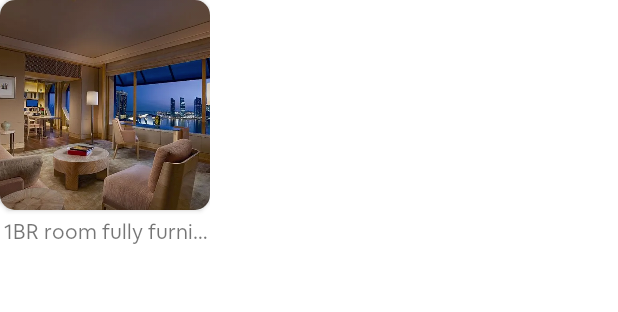
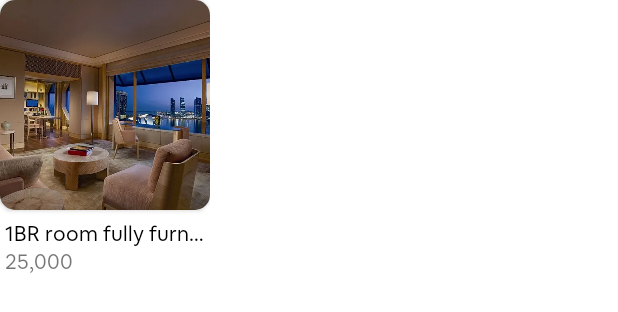
Before and after one commit to janc88/parent-condo-marketplace-app, an Android app: the layout featured_listing_card.xml on its own in the app's theme, with its tools: preview values and no code run, on a phone screen of 412 x 824 dp. Shown: the top 312 px of the screen. Run offline under Robolectric (Android 15) with nearby library versions, the phone set to English and light mode, and no system bars.

Commit message:
create helperfunctions file, add price to featured listing card

```diff
--- a/app/src/main/java/com/example/mobdeve_mco/FeaturedListingAdapter.kt
+++ b/app/src/main/java/com/example/mobdeve_mco/FeaturedListingAdapter.kt
@@ -17,6 +17,7 @@ class FeaturedListingAdapter(private var listings:ArrayList<Listing>) :RecyclerV
     class ListingViewHolder(itemView: View):RecyclerView.ViewHolder(itemView) {
         val ivImage : ImageView = itemView.findViewById(R.id.ivImage)
         val tvTitle : TextView = itemView.findViewById(R.id.tvTitle)
+        val tvPrice : TextView = itemView.findViewById(R.id.tvPrice)
     }
 
 
@@ -38,6 +39,7 @@ class FeaturedListingAdapter(private var listings:ArrayList<Listing>) :RecyclerV
 
         holder.tvTitle.text = listing.title
         holder.ivImage.setImageResource(listing.imageList[0])
+        holder.tvPrice.text = listing.price.formatPrice()
 
         holder.itemView.setOnClickListener {
             onItemClick?.invoke(listing)
--- /dev/null
+++ b/app/src/main/java/com/example/mobdeve_mco/HelperFunctions.kt
@@ -0,0 +1,6 @@
+package com.example.mobdeve_mco
+
+fun Int.formatPrice(): String {
+    val formatter = java.text.DecimalFormat("#,###")
+    return "₱" + formatter.format(this.toLong())
+}
--- a/app/src/main/java/com/example/mobdeve_mco/ListingAdapter.kt
+++ b/app/src/main/java/com/example/mobdeve_mco/ListingAdapter.kt
@@ -10,6 +10,7 @@ import com.denzcoskun.imageslider.ImageSlider
 import com.denzcoskun.imageslider.constants.ScaleTypes
 import com.denzcoskun.imageslider.interfaces.ItemClickListener
 import com.denzcoskun.imageslider.models.SlideModel
+import com.example.mobdeve_mco.formatPrice
 
 class ListingAdapter(private var listings:ArrayList<Listing>) :RecyclerView.Adapter<ListingAdapter.ListingViewHolder>(){
 
@@ -75,10 +76,6 @@ class ListingAdapter(private var listings:ArrayList<Listing>) :RecyclerView.Adap
         }
     }
 
-    private fun Int.formatPrice(): String {
-        val formatter = java.text.DecimalFormat("#,###")
-        return "₱" + formatter.format(this.toLong())
-    }
 
     private fun TextView.setUniversityStyle(university: String) {
         val backgroundResource = when (university) {
--- a/app/src/main/res/layout/featured_listing_card.xml
+++ b/app/src/main/res/layout/featured_listing_card.xml
@@ -22,15 +22,30 @@
                 android:src="@drawable/bed" />
         </androidx.cardview.widget.CardView>
 
+        <LinearLayout
+            android:layout_width="wrap_content"
+            android:layout_height="wrap_content"
+            android:orientation="vertical"
+            android:layout_marginTop="3dp"
+            android:padding="3dp">
             <TextView
                 android:id="@+id/tvTitle"
                 android:layout_width="match_parent"
                 android:layout_height="wrap_content"
-            android:layout_marginTop="5dp"
                 android:ellipsize="end"
-            android:gravity="center_horizontal"
+                android:textColor="@color/black"
                 android:maxLines="1"
                 android:text="1BR room fully furnished" />
+            <TextView
+                android:id="@+id/tvPrice"
+                android:layout_width="match_parent"
+                android:layout_height="wrap_content"
+                android:ellipsize="end"
+                android:maxLines="1"
+                android:text="25,000" />
+        </LinearLayout>
+
+
     </LinearLayout>
 
 </LinearLayout>
```
Also changed, not shown: app/src/main/res/layout/activity_listing.xml (+5 -7 lines). Lines whose indentation alone changed are shown as unchanged.
